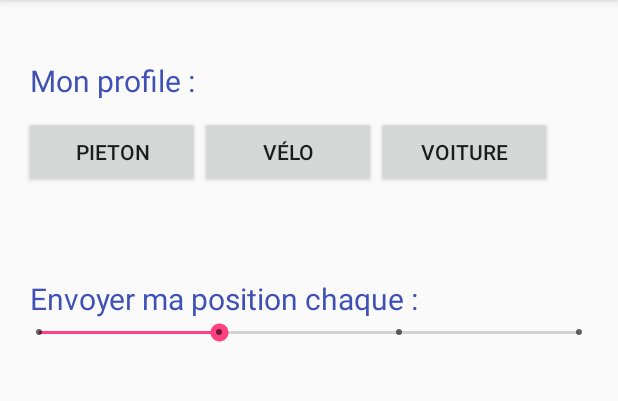
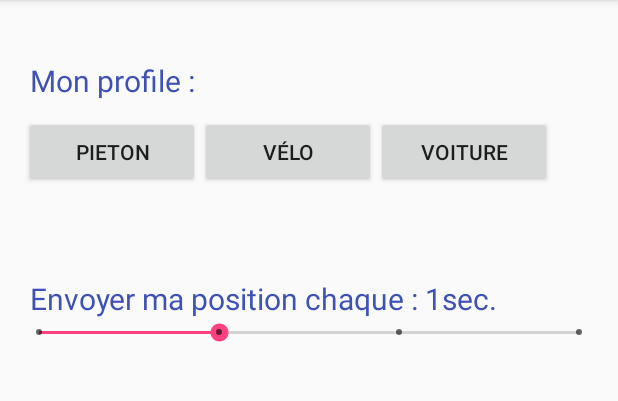
Before and after one commit to wkonda/SafeWay, an Android app: the screen it shows after launch (WelcomeActivity), on a phone screen of 412 x 824 dp, the part 84-485 px from its top. Run offline under Robolectric (Android 15) with nearby library versions, the phone set to English and light mode, and no system bars.

Commit message:
Init string+Buttons

```diff
--- a/app/src/main/java/avanade/safeway/WelcomeActivity.java
+++ b/app/src/main/java/avanade/safeway/WelcomeActivity.java
@@ -27,8 +27,9 @@ public class WelcomeActivity extends AppCompatActivity {
         setContentView(R.layout.activity_welcome);
 
         SeekBar bar_choice_delay=(SeekBar) findViewById( R.id.seekBar_choice_delay );
+        final TextView text_delay = (TextView) findViewById(R.id.textView_choice_delay);
+        text_delay.setText(getString(R.string.choice_delay) + Integer.toString(bar_choice_delay.getProgress()) + "sec.");
         bar_choice_delay.setOnSeekBarChangeListener(new SeekBar.OnSeekBarChangeListener() {
-            private TextView text_delay=(TextView)findViewById(R.id.textView_choice_delay);
             private String text;
             @Override
             public void onStopTrackingTouch(SeekBar seekBar) {}
@@ -37,8 +38,10 @@ public class WelcomeActivity extends AppCompatActivity {
             @Override
             public void onProgressChanged(SeekBar seekBar, int progress,boolean fromUser) {
                 text=getString(R.string.choice_delay);
-                if (progress==0) text+=getString(R.string.never);
-                else text=text+Integer.toString(progress)+"sec.";
+                if (progress == 0)
+                    text += getString(R.string.never);
+                else
+                    text = text + Integer.toString(progress) + "sec.";
                 text_delay.setText(text);
             }
         });
@@ -63,7 +66,4 @@ public class WelcomeActivity extends AppCompatActivity {
 
     }
 
-    public class ButtonLineListener {
-
-    }
 }
```
